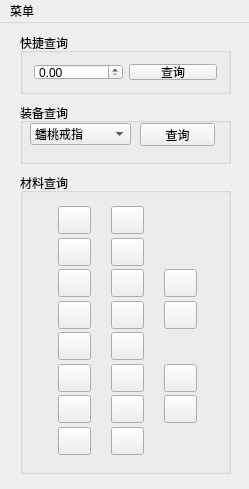
The window that BladeAndSoul/mainwindow.ui (Yui-zwlai/BladeAndSoulAuctionTools) describes before a commit, drawn with Qt 5.
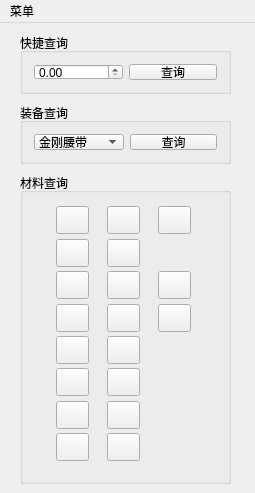
The same window after the commit.

```diff
--- a/BladeAndSoul/mainwindow.ui
+++ b/BladeAndSoul/mainwindow.ui
@@ -6,14 +6,20 @@
    <rect>
     <x>0</x>
     <y>0</y>
-    <width>249</width>
-    <height>489</height>
+    <width>255</width>
+    <height>493</height>
    </rect>
   </property>
   <property name="minimumSize">
    <size>
-    <width>246</width>
-    <height>489</height>
+    <width>255</width>
+    <height>493</height>
+   </size>
+  </property>
+  <property name="maximumSize">
+   <size>
+    <width>255</width>
+    <height>493</height>
    </size>
   </property>
   <property name="windowTitle">
@@ -26,7 +32,7 @@
       <x>20</x>
       <y>150</y>
       <width>211</width>
-      <height>301</height>
+      <height>311</height>
      </rect>
     </property>
     <property name="title">
@@ -37,13 +43,13 @@
       <rect>
        <x>13</x>
        <y>22</y>
-       <width>191</width>
-       <height>268</height>
+       <width>181</width>
+       <height>275</height>
       </rect>
      </property>
      <layout class="QGridLayout" name="gridLayout">
-      <item row="6" column="2">
-       <widget class="QPushButton" name="pushButton_XHG">
+      <item row="4" column="0">
+       <widget class="QPushButton" name="pushButton_XYK">
         <property name="minimumSize">
          <size>
           <width>0</width>
@@ -61,46 +67,8 @@
         </property>
        </widget>
       </item>
-      <item row="7" column="0">
-       <widget class="QPushButton" name="pushButton_SGS">
-        <property name="minimumSize">
-         <size>
-          <width>0</width>
-          <height>28</height>
-         </size>
-        </property>
-        <property name="maximumSize">
-         <size>
-          <width>33</width>
-          <height>16777215</height>
-         </size>
-        </property>
-        <property name="text">
-         <string/>
-        </property>
-       </widget>
-      </item>
-      <item row="2" column="1">
-       <widget class="QPushButton" name="pushButton_XYJ">
-        <property name="minimumSize">
-         <size>
-          <width>0</width>
-          <height>28</height>
-         </size>
-        </property>
-        <property name="maximumSize">
-         <size>
-          <width>33</width>
-          <height>16777215</height>
-         </size>
-        </property>
-        <property name="text">
-         <string/>
-        </property>
-       </widget>
-      </item>
-      <item row="7" column="1">
-       <widget class="QPushButton" name="pushButton_TZZSP">
+      <item row="5" column="0">
+       <widget class="QPushButton" name="pushButton_HYMNDXJ">
         <property name="minimumSize">
          <size>
           <width>0</width>
@@ -137,8 +105,8 @@
         </property>
        </widget>
       </item>
-      <item row="6" column="1">
-       <widget class="QPushButton" name="pushButton_XFG">
+      <item row="7" column="1">
+       <widget class="QPushButton" name="pushButton_TZZSP">
         <property name="minimumSize">
          <size>
           <width>0</width>
@@ -156,27 +124,8 @@
         </property>
        </widget>
       </item>
-      <item row="6" column="0">
-       <widget class="QPushButton" name="pushButton_HYG">
-        <property name="minimumSize">
-         <size>
-          <width>0</width>
-          <height>28</height>
-         </size>
-        </property>
-        <property name="maximumSize">
-         <size>
-          <width>33</width>
-          <height>16777215</height>
-         </size>
-        </property>
-        <property name="text">
-         <string/>
-        </property>
-       </widget>
-      </item>
-      <item row="5" column="2">
-       <widget class="QPushButton" name="pushButton_XHMNDBY">
+      <item row="7" column="0">
+       <widget class="QPushButton" name="pushButton_SGS">
         <property name="minimumSize">
          <size>
           <width>0</width>
@@ -213,8 +162,8 @@
         </property>
        </widget>
       </item>
-      <item row="1" column="0">
-       <widget class="QPushButton" name="pushButton_NTHS">
+      <item row="6" column="0">
+       <widget class="QPushButton" name="pushButton_HYG">
         <property name="minimumSize">
          <size>
           <width>0</width>
@@ -232,8 +181,8 @@
         </property>
        </widget>
       </item>
-      <item row="3" column="1">
-       <widget class="QPushButton" name="pushButton_CHXS">
+      <item row="6" column="1">
+       <widget class="QPushButton" name="pushButton_XFG">
         <property name="minimumSize">
          <size>
           <width>0</width>
@@ -251,64 +200,7 @@
         </property>
        </widget>
       </item>
-      <item row="2" column="2">
-       <widget class="QPushButton" name="pushButton_TMJ">
-        <property name="minimumSize">
-         <size>
-          <width>0</width>
-          <height>28</height>
-         </size>
-        </property>
-        <property name="maximumSize">
-         <size>
-          <width>33</width>
-          <height>16777215</height>
-         </size>
-        </property>
-        <property name="text">
-         <string/>
-        </property>
-       </widget>
-      </item>
-      <item row="1" column="1">
-       <widget class="QPushButton" name="pushButton_MHHS">
-        <property name="minimumSize">
-         <size>
-          <width>0</width>
-          <height>28</height>
-         </size>
-        </property>
-        <property name="maximumSize">
-         <size>
-          <width>33</width>
-          <height>16777215</height>
-         </size>
-        </property>
-        <property name="text">
-         <string/>
-        </property>
-       </widget>
-      </item>
-      <item row="3" column="2">
-       <widget class="QPushButton" name="pushButton_LSXS">
-        <property name="minimumSize">
-         <size>
-          <width>0</width>
-          <height>28</height>
-         </size>
-        </property>
-        <property name="maximumSize">
-         <size>
-          <width>33</width>
-          <height>16777215</height>
-         </size>
-        </property>
-        <property name="text">
-         <string/>
-        </property>
-       </widget>
-      </item>
-      <item row="0" column="1">
+      <item row="0" column="2">
        <widget class="QPushButton" name="pushButton_LYJJ">
         <property name="minimumSize">
          <size>
@@ -327,7 +219,7 @@
         </property>
        </widget>
       </item>
-      <item row="0" column="0">
+      <item row="0" column="1">
        <widget class="QPushButton" name="pushButton_FHJJ">
         <property name="enabled">
          <bool>true</bool>
@@ -349,7 +241,86 @@
         </property>
        </widget>
       </item>
-      <item row="2" column="0">
+      <item row="1" column="1">
+       <widget class="QPushButton" name="pushButton_NTHS">
+        <property name="minimumSize">
+         <size>
+          <width>0</width>
+          <height>28</height>
+         </size>
+        </property>
+        <property name="maximumSize">
+         <size>
+          <width>33</width>
+          <height>16777215</height>
+         </size>
+        </property>
+        <property name="text">
+         <string/>
+        </property>
+       </widget>
+      </item>
+      <item row="0" column="0">
+       <widget class="QPushButton" name="pushButton_TSJJ">
+        <property name="enabled">
+         <bool>true</bool>
+        </property>
+        <property name="minimumSize">
+         <size>
+          <width>0</width>
+          <height>28</height>
+         </size>
+        </property>
+        <property name="maximumSize">
+         <size>
+          <width>33</width>
+          <height>16777215</height>
+         </size>
+        </property>
+        <property name="text">
+         <string/>
+        </property>
+       </widget>
+      </item>
+      <item row="1" column="0">
+       <widget class="QPushButton" name="pushButton_MHHS">
+        <property name="minimumSize">
+         <size>
+          <width>0</width>
+          <height>28</height>
+         </size>
+        </property>
+        <property name="maximumSize">
+         <size>
+          <width>33</width>
+          <height>16777215</height>
+         </size>
+        </property>
+        <property name="text">
+         <string/>
+        </property>
+       </widget>
+      </item>
+      <item row="2" column="2">
+       <widget class="QPushButton" name="pushButton_XYJ">
+        <property name="minimumSize">
+         <size>
+          <width>0</width>
+          <height>28</height>
+         </size>
+        </property>
+        <property name="maximumSize">
+         <size>
+          <width>33</width>
+          <height>16777215</height>
+         </size>
+        </property>
+        <property name="text">
+         <string/>
+        </property>
+       </widget>
+      </item>
+      <item row="2" column="1">
        <widget class="QPushButton" name="pushButton_JYJ">
         <property name="minimumSize">
          <size>
@@ -368,8 +339,8 @@
         </property>
        </widget>
       </item>
-      <item row="5" column="0">
-       <widget class="QPushButton" name="pushButton_HYMNDXJ">
+      <item row="3" column="2">
+       <widget class="QPushButton" name="pushButton_CHXS">
         <property name="minimumSize">
          <size>
           <width>0</width>
@@ -387,26 +358,7 @@
         </property>
        </widget>
       </item>
-      <item row="4" column="0">
-       <widget class="QPushButton" name="pushButton_XYK">
-        <property name="minimumSize">
-         <size>
-          <width>0</width>
-          <height>28</height>
-         </size>
-        </property>
-        <property name="maximumSize">
-         <size>
-          <width>33</width>
-          <height>16777215</height>
-         </size>
-        </property>
-        <property name="text">
-         <string/>
-        </property>
-       </widget>
-      </item>
-      <item row="3" column="0">
+      <item row="3" column="1">
        <widget class="QPushButton" name="pushButton_JLXS">
         <property name="minimumSize">
          <size>
@@ -425,6 +377,44 @@
         </property>
        </widget>
       </item>
+      <item row="2" column="0">
+       <widget class="QPushButton" name="pushButton_YHJ">
+        <property name="minimumSize">
+         <size>
+          <width>0</width>
+          <height>28</height>
+         </size>
+        </property>
+        <property name="maximumSize">
+         <size>
+          <width>33</width>
+          <height>16777215</height>
+         </size>
+        </property>
+        <property name="text">
+         <string/>
+        </property>
+       </widget>
+      </item>
+      <item row="3" column="0">
+       <widget class="QPushButton" name="pushButton_YGXS">
+        <property name="minimumSize">
+         <size>
+          <width>0</width>
+          <height>28</height>
+         </size>
+        </property>
+        <property name="maximumSize">
+         <size>
+          <width>33</width>
+          <height>16777215</height>
+         </size>
+        </property>
+        <property name="text">
+         <string/>
+        </property>
+       </widget>
+      </item>
      </layout>
     </widget>
    </widget>
@@ -469,77 +459,67 @@
     <property name="title">
      <string>装备查询</string>
     </property>
-    <widget class="QComboBox" name="comboBox_ZBCX">
-     <property name="geometry">
-      <rect>
-       <x>10</x>
-       <y>20</y>
-       <width>101</width>
-       <height>22</height>
-      </rect>
-     </property>
-     <property name="maxVisibleItems">
-      <number>20</number>
-     </property>
-     <item>
-      <property name="text">
-       <string>蟠桃戒指</string>
-      </property>
+    <layout class="QGridLayout" name="gridLayout_2">
+     <item row="0" column="0">
+      <widget class="QComboBox" name="comboBox_ZBCX">
+       <property name="maxVisibleItems">
+        <number>20</number>
+       </property>
+       <item>
+        <property name="text">
+         <string>金刚腰带</string>
+        </property>
+       </item>
+       <item>
+        <property name="text">
+         <string>冥神戒指</string>
+        </property>
+       </item>
+       <item>
+        <property name="text">
+         <string>斗神手套</string>
+        </property>
+       </item>
+       <item>
+        <property name="text">
+         <string>三炎手镯</string>
+        </property>
+       </item>
+       <item>
+        <property name="text">
+         <string>毁灭南天魂</string>
+        </property>
+       </item>
+       <item>
+        <property name="text">
+         <string>苦痛冥幻魂</string>
+        </property>
+       </item>
+       <item>
+        <property name="text">
+         <string>毁灭冥幻魂</string>
+        </property>
+       </item>
+       <item>
+        <property name="text">
+         <string>金雷星</string>
+        </property>
+       </item>
+       <item>
+        <property name="text">
+         <string>月光星</string>
+        </property>
+       </item>
+      </widget>
      </item>
-     <item>
-      <property name="text">
-       <string>齐天手套</string>
-      </property>
+     <item row="0" column="1">
+      <widget class="QPushButton" name="pushButton_ZBCX">
+       <property name="text">
+        <string>查询</string>
+       </property>
+      </widget>
      </item>
-     <item>
-      <property name="text">
-       <string>金雷星</string>
-      </property>
-     </item>
-     <item>
-      <property name="text">
-       <string>三极手镯</string>
-      </property>
-     </item>
-     <item>
-      <property name="text">
-       <string>苦痛南天魂</string>
-      </property>
-     </item>
-     <item>
-      <property name="text">
-       <string>毁灭南天魂</string>
-      </property>
-     </item>
-     <item>
-      <property name="text">
-       <string>金刚腰带</string>
-      </property>
-     </item>
-     <item>
-      <property name="text">
-       <string>明神戒指</string>
-      </property>
-     </item>
-     <item>
-      <property name="text">
-       <string>斗神手套</string>
-      </property>
-     </item>
-    </widget>
-    <widget class="QPushButton" name="pushButton_ZBCX">
-     <property name="geometry">
-      <rect>
-       <x>120</x>
-       <y>20</y>
-       <width>75</width>
-       <height>23</height>
-      </rect>
-     </property>
-     <property name="text">
-      <string>查询</string>
-     </property>
-    </widget>
+    </layout>
    </widget>
   </widget>
   <widget class="QMenuBar" name="menuBar">
@@ -547,8 +527,8 @@
     <rect>
      <x>0</x>
      <y>0</y>
-     <width>249</width>
-     <height>23</height>
+     <width>255</width>
+     <height>22</height>
     </rect>
    </property>
    <widget class="QMenu" name="menu">
@@ -557,6 +537,7 @@
     </property>
     <addaction name="action"/>
     <addaction name="action_2"/>
+    <addaction name="action33or24"/>
     <addaction name="separator"/>
     <addaction name="action_4"/>
     <addaction name="action_about"/>
@@ -583,6 +564,11 @@
     <string>关于</string>
    </property>
   </action>
+  <action name="action33or24">
+   <property name="text">
+    <string>33、24材料计算</string>
+   </property>
+  </action>
  </widget>
  <layoutdefault spacing="6" margin="11"/>
  <resources/>
```
Left out of the diff: 19 changed lines with no effect on the pictures.
